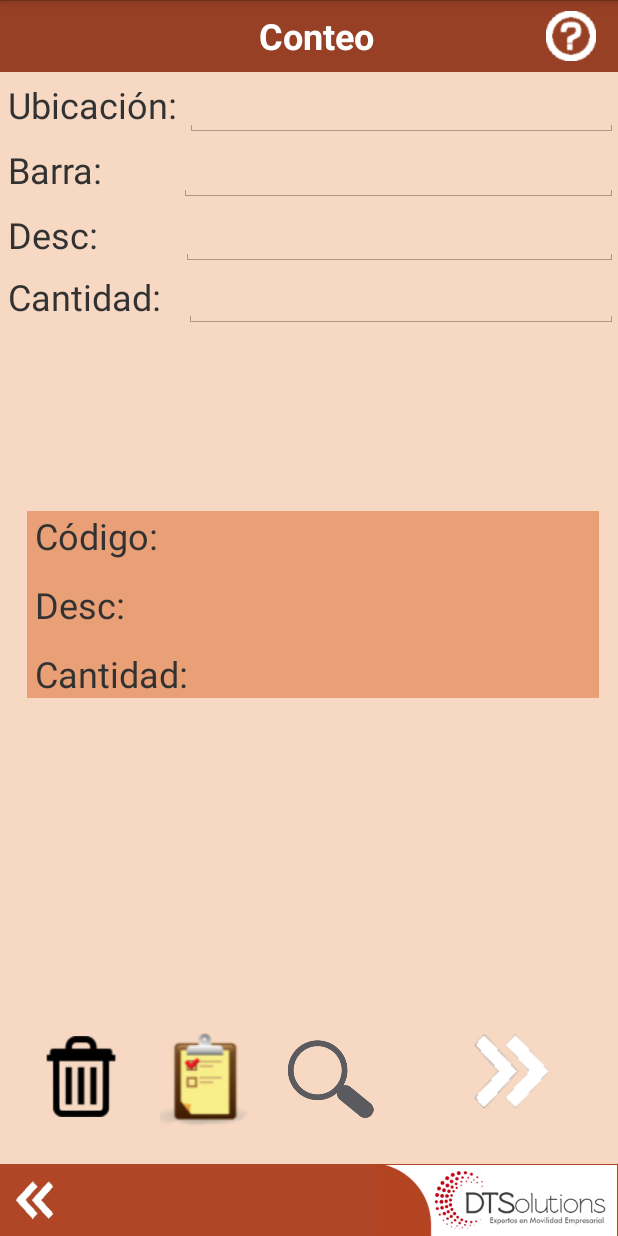
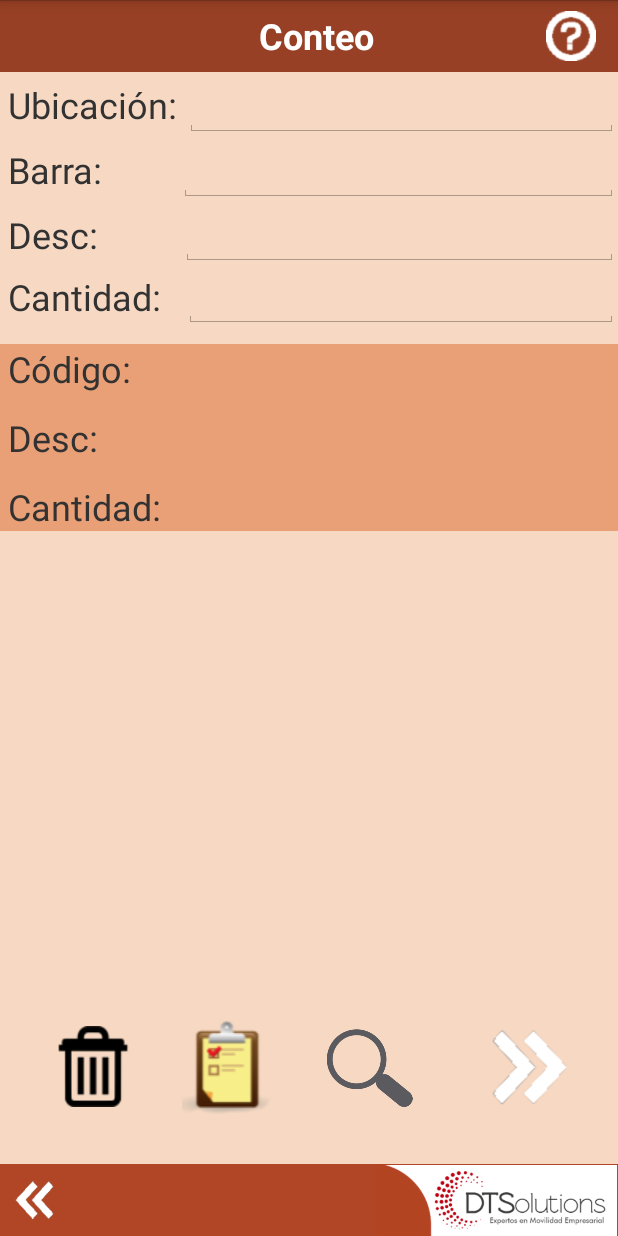
Before and after one commit to dtsolutionsgt/tomweb, an Android app: the Conteo screen opened directly, with no data from a screen before it, on a phone screen of 412 x 824 dp. Run offline under Robolectric (Android 15) with nearby library versions, the phone set to English and light mode, and no system bars.

Commit message:
CKFK20221021 Correcciones a reportes realizados por Juan Carlos

```diff
--- a/app/src/main/java/com/dts/tomweb/Ingreso.java
+++ b/app/src/main/java/com/dts/tomweb/Ingreso.java
@@ -16,7 +16,7 @@ public class Ingreso extends PBase {
     private EditText txtUser,txtPass;
     private TextView lblTitle,lblVer;
 
-    private String version="Ver: 2.0.0 - 14-oct-2022";
+    private String version="Ver: 2.0.0 - 20-oct-2022";
 
 
     @Override
--- a/app/src/main/res/layout/activity_conteo.xml
+++ b/app/src/main/res/layout/activity_conteo.xml
@@ -115,6 +115,90 @@
 
     </TableRow>
 
+    <TableRow
+        android:id="@+id/trDatosConteo"
+        android:layout_width="wrap_content"
+        android:layout_height="wrap_content"
+        android:layout_below="@id/trCantidad"
+        android:layout_marginTop="10dp">
+
+        <RelativeLayout
+            android:id="@+id/relShow"
+            android:layout_width="wrap_content"
+            android:layout_height="wrap_content"
+            android:layout_centerHorizontal="true"
+            android:layout_centerVertical="true"
+            android:background="@drawable/color_medium_2">
+
+            <TextView
+                android:id="@+id/textView26"
+                android:layout_width="wrap_content"
+                android:layout_height="wrap_content"
+                android:layout_below="@id/textView37"
+                android:layout_alignParentStart="true"
+                android:layout_marginStart="5dp"
+                android:layout_marginTop="13dp"
+                android:text="Desc:"
+                android:textSize="24sp" />
+
+            <TextView
+                android:id="@+id/textView38"
+                android:layout_width="wrap_content"
+                android:layout_height="wrap_content"
+                android:layout_below="@id/textView26"
+                android:layout_alignParentStart="true"
+                android:layout_marginStart="5dp"
+                android:layout_marginTop="13dp"
+                android:text="Cantidad:"
+                android:textSize="24sp" />
+
+            <TextView
+                android:id="@+id/textView37"
+                android:layout_width="wrap_content"
+                android:layout_height="wrap_content"
+                android:layout_alignParentStart="true"
+                android:layout_marginStart="5dp"
+                android:text="Código:"
+                android:textSize="24sp" />
+
+            <TextView
+                android:id="@+id/txtCodigo2"
+                android:layout_width="wrap_content"
+                android:layout_height="wrap_content"
+                android:layout_alignParentEnd="true"
+                android:layout_marginStart="35dp"
+                android:layout_toEndOf="@+id/textView37"
+                android:onClick="showToast"
+                android:textSize="24sp"
+                android:textStyle="bold" />
+
+            <TextView
+                android:id="@+id/txtCantidad2"
+                android:layout_width="wrap_content"
+                android:layout_height="wrap_content"
+                android:layout_below="@id/txtDesc"
+                android:layout_alignParentEnd="true"
+                android:layout_marginStart="21dp"
+                android:layout_marginTop="13dp"
+                android:layout_toEndOf="@+id/textView38"
+                android:textSize="24sp"
+                android:textStyle="bold" />
+
+            <TextView
+                android:id="@+id/txtDesc"
+                android:layout_width="wrap_content"
+                android:layout_height="wrap_content"
+                android:layout_below="@id/txtCodigo2"
+                android:layout_alignParentEnd="true"
+                android:layout_marginStart="53dp"
+                android:layout_marginTop="11dp"
+                android:layout_toEndOf="@+id/textView26"
+                android:textSize="24sp"
+                android:textStyle="bold" />
+
+        </RelativeLayout>
+    </TableRow>
+
     <RelativeLayout
         android:id="@+id/relTop"
         android:layout_width="match_parent"
@@ -185,103 +269,13 @@
 
     </RelativeLayout>
 
-    <RelativeLayout
-        android:id="@+id/relBrap"
-        android:layout_width="417dp"
-        android:layout_height="226dp"
-        android:layout_below="@id/txtCantidad"
-        android:layout_alignParentLeft="true"
-        android:layout_alignParentTop="true"
-        android:layout_alignParentRight="true"
-        android:layout_alignParentBottom="true"
-        android:layout_marginLeft="0dp"
-        android:layout_marginTop="244dp"
-        android:layout_marginRight="-6dp"
-        android:layout_marginBottom="261dp">
-
-        <RelativeLayout
-            android:id="@+id/relShow"
-            android:layout_width="381dp"
-            android:layout_height="wrap_content"
-            android:layout_centerInParent="true"
-            android:background="@drawable/color_medium_2">
-
-            <TextView
-                android:id="@+id/textView26"
-                android:layout_width="wrap_content"
-                android:layout_height="wrap_content"
-                android:layout_below="@id/textView37"
-                android:layout_alignParentStart="true"
-                android:layout_marginStart="5dp"
-                android:layout_marginTop="13dp"
-                android:text="Desc:"
-                android:textSize="24sp" />
-
-            <TextView
-                android:id="@+id/textView38"
-                android:layout_width="wrap_content"
-                android:layout_height="wrap_content"
-                android:layout_below="@id/textView26"
-                android:layout_alignParentStart="true"
-                android:layout_marginStart="5dp"
-                android:layout_marginTop="13dp"
-                android:text="Cantidad:"
-                android:textSize="24sp" />
-
-            <TextView
-                android:id="@+id/textView37"
-                android:layout_width="wrap_content"
-                android:layout_height="wrap_content"
-                android:layout_alignParentStart="true"
-                android:layout_marginStart="5dp"
-                android:text="Código:"
-                android:textSize="24sp" />
-
-            <TextView
-                android:id="@+id/txtCodigo2"
-                android:layout_width="159dp"
-                android:layout_height="wrap_content"
-                android:layout_alignParentEnd="true"
-                android:layout_marginStart="35dp"
-                android:layout_toEndOf="@+id/textView37"
-                android:onClick="showToast"
-                android:textSize="24sp"
-                android:textStyle="bold" />
-
-            <TextView
-                android:id="@+id/txtCantidad2"
-                android:layout_width="162dp"
-                android:layout_height="wrap_content"
-                android:layout_below="@id/txtDesc"
-                android:layout_alignParentEnd="true"
-                android:layout_marginStart="21dp"
-                android:layout_marginTop="13dp"
-                android:layout_toEndOf="@+id/textView38"
-                android:textSize="24sp"
-                android:textStyle="bold" />
-
-            <TextView
-                android:id="@+id/txtDesc"
-                android:layout_width="160dp"
-                android:layout_height="wrap_content"
-                android:layout_below="@id/txtCodigo2"
-                android:layout_alignParentEnd="true"
-                android:layout_marginStart="53dp"
-                android:layout_marginTop="11dp"
-                android:layout_toEndOf="@+id/textView26"
-                android:textSize="24sp"
-                android:textStyle="bold" />
-
-        </RelativeLayout>
-    </RelativeLayout>
-
     <ImageView
         android:id="@+id/imageView14"
         android:layout_width="62dp"
         android:layout_height="57dp"
         android:layout_above="@+id/relBot"
-        android:layout_marginStart="14dp"
-        android:layout_marginBottom="28dp"
+        android:layout_marginStart="25dp"
+        android:layout_marginBottom="35dp"
         android:layout_toEndOf="@+id/imageView16"
         android:onClick="doListaProductos"
         android:src="@drawable/consultasblanco_gris" />
@@ -292,9 +286,9 @@
         android:layout_height="wrap_content"
         android:layout_above="@+id/relBot"
         android:layout_alignParentEnd="true"
-        android:layout_marginStart="32dp"
-        android:layout_marginEnd="18dp"
-        android:layout_marginBottom="29dp"
+        android:layout_marginStart="31dp"
+        android:layout_marginEnd="19dp"
+        android:layout_marginBottom="32dp"
         android:layout_toEndOf="@+id/imageView14"
         android:onClick="doNext"
         android:src="@drawable/arr_next" />
@@ -304,8 +298,8 @@
         android:layout_width="74dp"
         android:layout_height="wrap_content"
         android:layout_above="@+id/relBot"
-        android:layout_marginStart="15dp"
-        android:layout_marginBottom="23dp"
+        android:layout_marginStart="22dp"
+        android:layout_marginBottom="31dp"
         android:layout_toEndOf="@+id/imageView17"
         android:onClick="doListaConteos"
         android:src="@drawable/mnupedido" />
@@ -316,8 +310,8 @@
         android:layout_height="54dp"
         android:layout_above="@+id/relBot"
         android:layout_alignParentStart="true"
-        android:layout_marginStart="22dp"
-        android:layout_marginBottom="31dp"
+        android:layout_marginStart="30dp"
+        android:layout_marginBottom="38dp"
         android:onClick="doDelete"
         android:src="@drawable/delete_64" />
 
```
Also changed, not shown: app/src/main/java/com/dts/tomweb/Conteo.java (+13 -8 lines), app/src/main/res/layout/activity_inventario.xml (+33 -33 lines), app/src/main/res/layout/activity_lista_conteos.xml (+7 -6 lines).
